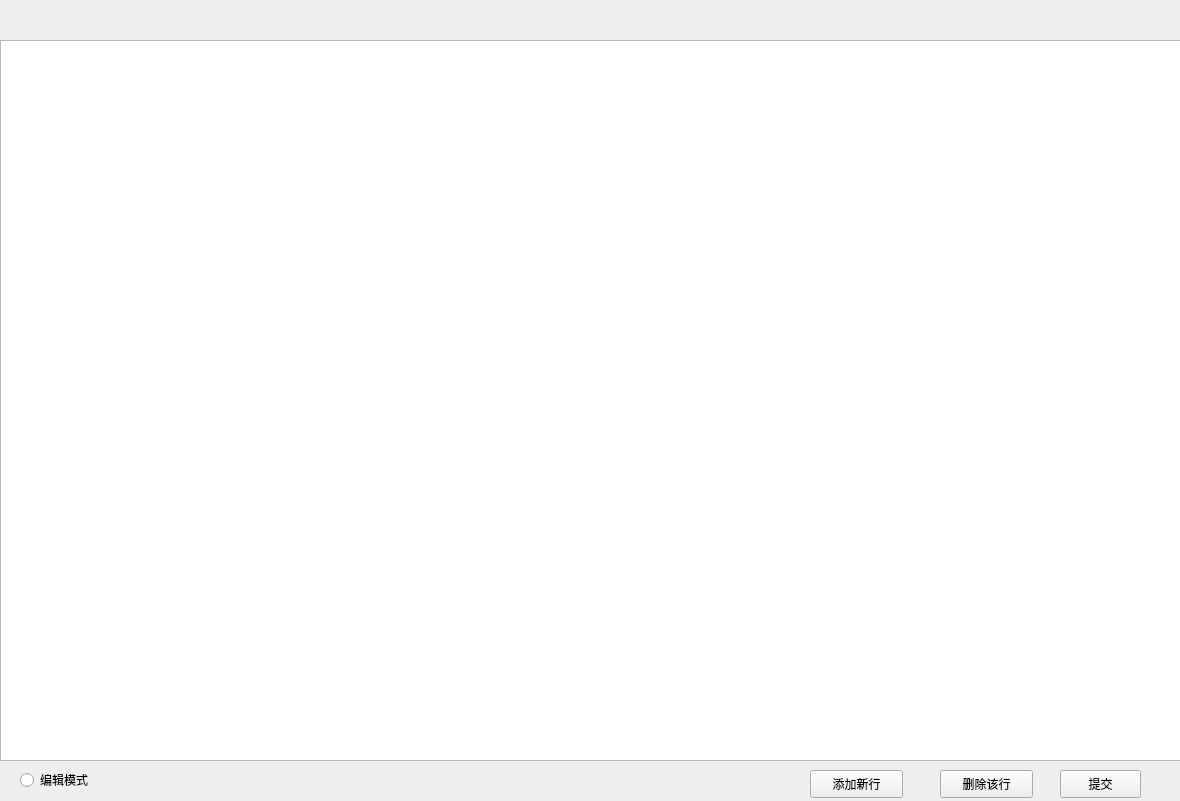
Above: playerpage.ui from Ozal220/WorldCupManagerSystem before the change. Below: the same form after it.
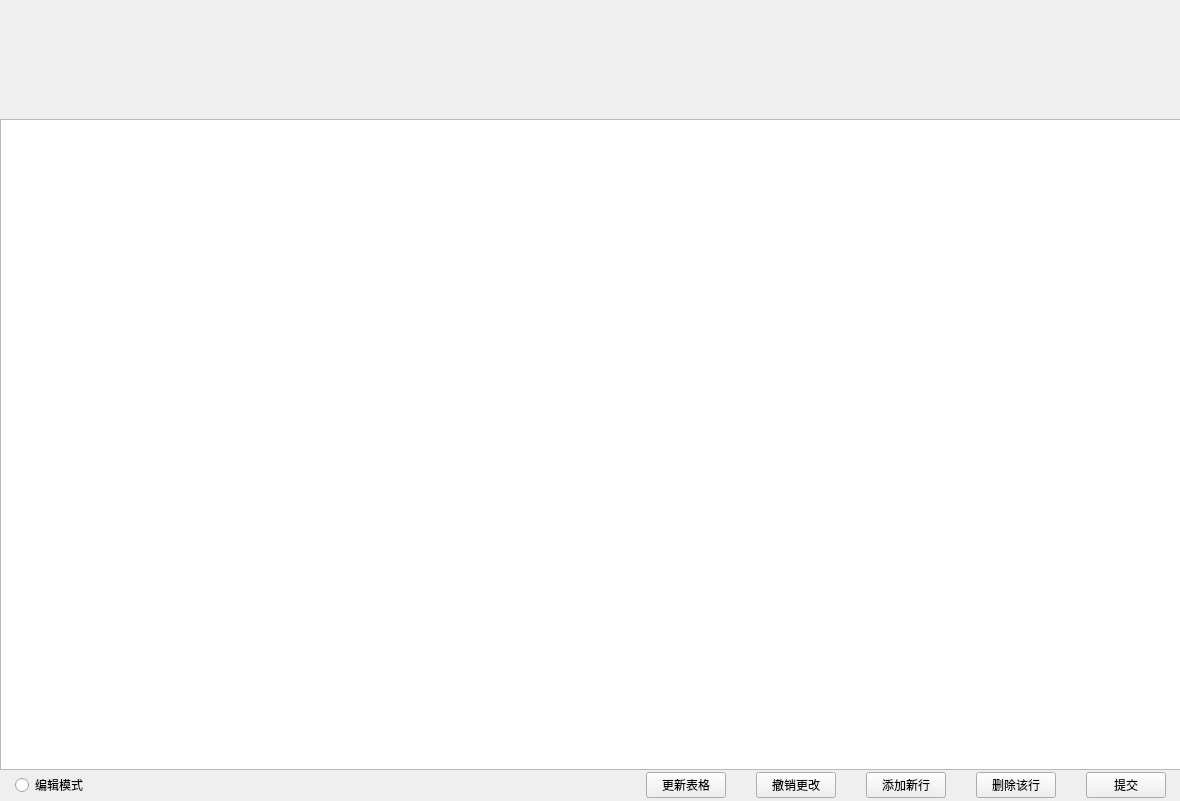
That is the form after the change.

Commit message: 赛程添加更加便利

Patch:
```diff
--- a/playerpage.ui
+++ b/playerpage.ui
@@ -13,99 +13,129 @@
   <property name="windowTitle">
    <string>Form</string>
   </property>
-  <widget class="QPushButton" name="deleteButton">
-   <property name="enabled">
-    <bool>true</bool>
-   </property>
-   <property name="geometry">
-    <rect>
-     <x>940</x>
-     <y>770</y>
-     <width>93</width>
-     <height>28</height>
-    </rect>
-   </property>
-   <property name="cursor">
-    <cursorShape>PointingHandCursor</cursorShape>
-   </property>
-   <property name="text">
-    <string>删除该行</string>
-   </property>
-  </widget>
   <widget class="QTableView" name="modifyTable">
    <property name="geometry">
     <rect>
      <x>0</x>
-     <y>40</y>
+     <y>119</y>
      <width>1181</width>
-     <height>721</height>
+     <height>651</height>
     </rect>
    </property>
   </widget>
-  <widget class="QPushButton" name="addButton">
-   <property name="enabled">
-    <bool>true</bool>
-   </property>
-   <property name="geometry">
-    <rect>
-     <x>810</x>
-     <y>770</y>
-     <width>93</width>
-     <height>28</height>
-    </rect>
-   </property>
-   <property name="cursor">
-    <cursorShape>PointingHandCursor</cursorShape>
-   </property>
-   <property name="text">
-    <string>添加新行</string>
-   </property>
-  </widget>
-  <widget class="QPushButton" name="submitButton">
-   <property name="geometry">
-    <rect>
-     <x>1060</x>
-     <y>770</y>
-     <width>81</width>
-     <height>28</height>
-    </rect>
-   </property>
-   <property name="cursor">
-    <cursorShape>PointingHandCursor</cursorShape>
-   </property>
-   <property name="text">
-    <string>提交</string>
-   </property>
-  </widget>
-  <widget class="QRadioButton" name="ModifRadioButton">
-   <property name="geometry">
-    <rect>
-     <x>20</x>
-     <y>770</y>
-     <width>111</width>
-     <height>20</height>
-    </rect>
-   </property>
-   <property name="cursor">
-    <cursorShape>PointingHandCursor</cursorShape>
-   </property>
-   <property name="styleSheet">
-    <string notr="true">font: 10pt &quot;黑体&quot;;</string>
-   </property>
-   <property name="text">
-    <string>编辑模式</string>
-   </property>
-  </widget>
-  <widget class="QWidget" name="horizontalLayoutWidget">
+  <widget class="QWidget" name="gridLayoutWidget">
    <property name="geometry">
     <rect>
      <x>0</x>
      <y>0</y>
+     <width>1171</width>
+     <height>111</height>
+    </rect>
+   </property>
+   <layout class="QGridLayout" name="buttonGridLayout"/>
+  </widget>
+  <widget class="QWidget" name="horizontalLayoutWidget">
+   <property name="geometry">
+    <rect>
+     <x>0</x>
+     <y>770</y>
      <width>1181</width>
-     <height>41</height>
+     <height>31</height>
     </rect>
    </property>
-   <layout class="QHBoxLayout" name="buttonsLayout"/>
+   <layout class="QHBoxLayout" name="horizontalLayout">
+    <property name="spacing">
+     <number>30</number>
+    </property>
+    <property name="leftMargin">
+     <number>15</number>
+    </property>
+    <property name="rightMargin">
+     <number>15</number>
+    </property>
+    <item>
+     <widget class="QRadioButton" name="ModifRadioButton">
+      <property name="cursor">
+       <cursorShape>PointingHandCursor</cursorShape>
+      </property>
+      <property name="styleSheet">
+       <string notr="true">font: 10pt &quot;黑体&quot;;</string>
+      </property>
+      <property name="text">
+       <string>编辑模式</string>
+      </property>
+     </widget>
+    </item>
+    <item>
+     <spacer name="horizontalSpacer">
+      <property name="orientation">
+       <enum>Qt::Horizontal</enum>
+      </property>
+      <property name="sizeHint" stdset="0">
+       <size>
+        <width>40</width>
+        <height>20</height>
+       </size>
+      </property>
+     </spacer>
+    </item>
+    <item>
+     <widget class="QPushButton" name="updateBotton">
+      <property name="text">
+       <string>更新表格</string>
+      </property>
+     </widget>
+    </item>
+    <item>
+     <widget class="QPushButton" name="revertButton">
+      <property name="enabled">
+       <bool>true</bool>
+      </property>
+      <property name="cursor">
+       <cursorShape>PointingHandCursor</cursorShape>
+      </property>
+      <property name="text">
+       <string>撤销更改</string>
+      </property>
+     </widget>
+    </item>
+    <item>
+     <widget class="QPushButton" name="addButton">
+      <property name="enabled">
+       <bool>true</bool>
+      </property>
+      <property name="cursor">
+       <cursorShape>PointingHandCursor</cursorShape>
+      </property>
+      <property name="text">
+       <string>添加新行</string>
+      </property>
+     </widget>
+    </item>
+    <item>
+     <widget class="QPushButton" name="deleteButton">
+      <property name="enabled">
+       <bool>true</bool>
+      </property>
+      <property name="cursor">
+       <cursorShape>PointingHandCursor</cursorShape>
+      </property>
+      <property name="text">
+       <string>删除该行</string>
+      </property>
+     </widget>
+    </item>
+    <item>
+     <widget class="QPushButton" name="submitButton">
+      <property name="cursor">
+       <cursorShape>PointingHandCursor</cursorShape>
+      </property>
+      <property name="text">
+       <string>提交</string>
+      </property>
+     </widget>
+    </item>
+   </layout>
   </widget>
  </widget>
  <resources/>
```
The commit also changes 25 other files.
